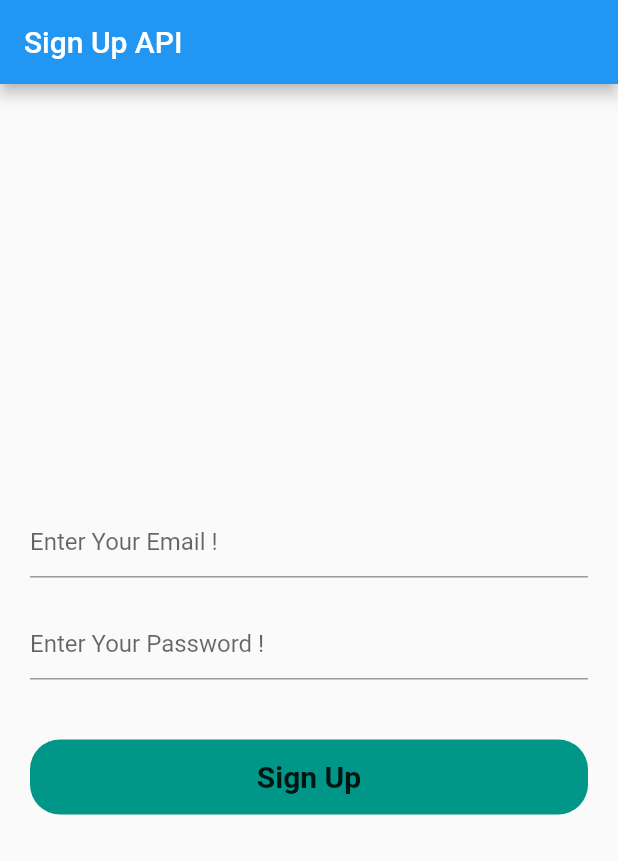
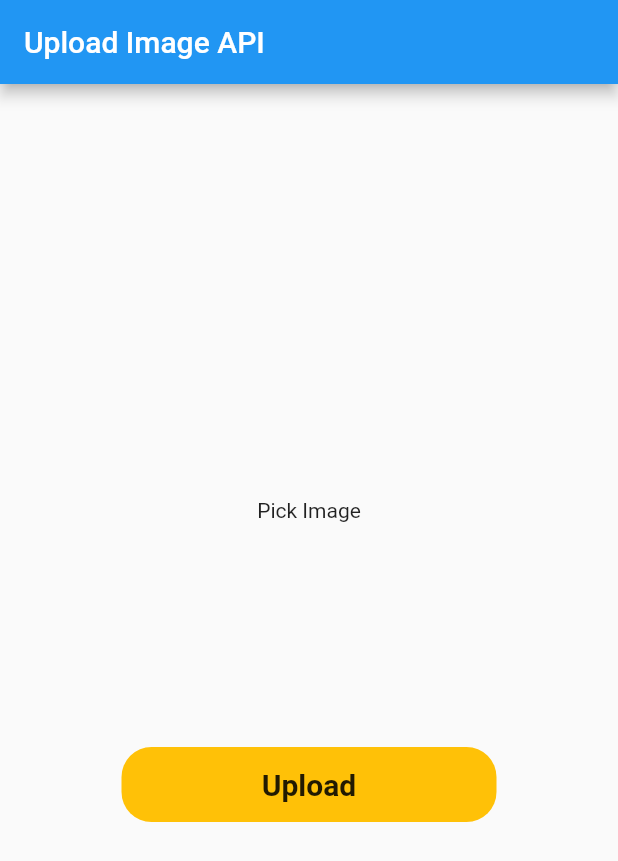
Before and after one commit to FahadMehboob/Rest-Api-Practice, a Flutter app: the screen it shows after launch, on a phone screen of 412 x 824 dp. Shown: the top 861 px of the screen. Run offline on Flutter 3.47's test engine with Material 2 defaults, Android fonts, the phone set to English and light mode, and no system bars; drawn by our look-alikes of modal_progress_hud_nsn; our stand-ins replace image_picker.

Commit message:
Upload Image API Practice

```diff
--- a/lib/main.dart
+++ b/lib/main.dart
@@ -2,6 +2,7 @@ import 'package:flutter/material.dart';
 import 'package:restapi/example_five.dart';
 import 'package:restapi/example_four.dart';
 import 'package:restapi/signup_api.dart';
+import 'package:restapi/upload_image_api.dart';
 import 'package:restapi/users_api.dart';
 
 void main() {
@@ -19,7 +20,7 @@ class MyApp extends StatelessWidget {
       theme: ThemeData(
         primarySwatch: Colors.blue,
       ),
-      home: const SignUpAPI(),
+      home: const UploadImageAPI(),
     );
   }
 }
--- /dev/null
+++ b/lib/upload_image_api.dart
@@ -0,0 +1,121 @@
+import 'dart:io';
+
+import 'package:flutter/material.dart';
+import 'package:image_picker/image_picker.dart';
+import 'package:modal_progress_hud_nsn/modal_progress_hud_nsn.dart';
+import 'package:http/http.dart' as http;
+
+class UploadImageAPI extends StatefulWidget {
+  const UploadImageAPI({super.key});
+
+  @override
+  State<UploadImageAPI> createState() => _UploadImageAPIState();
+}
+
+class _UploadImageAPIState extends State<UploadImageAPI> {
+  File? image;
+  final _picker = ImagePicker();
+  bool showspinner = false;
+
+  Future getImage() async {
+    final pickedFile =
+        await _picker.pickImage(source: ImageSource.gallery, imageQuality: 80);
+    if (pickedFile != null) {
+      image = File(pickedFile.path);
+      setState(() {});
+    } else {
+      print("No Image Selected");
+    }
+  }
+
+  Future<void> uploadImage() async {
+    setState(() {
+      showspinner = true;
+    });
+
+    var stream = http.ByteStream(image!.openRead());
+    stream.cast();
+
+    var length = await image!.length();
+
+    var uri = Uri.parse('https://fakestoreapi.com/products');
+
+    var request = http.MultipartRequest('POST', uri);
+
+    request.fields['title'] = 'This is Title ';
+
+    var multiport = http.MultipartFile('image', stream, length);
+
+    request.files.add(multiport);
+
+    var response = await request.send();
+
+    if (response.statusCode == 200) {
+      setState(() {
+        showspinner = false;
+      });
+      print("Image Upoaded");
+    } else {
+      setState(() {
+        showspinner = false;
+      });
+      print("Image Failed");
+    }
+  }
+
+  @override
+  Widget build(BuildContext context) {
+    return ModalProgressHUD(
+      inAsyncCall: showspinner,
+      child: Scaffold(
+        appBar: AppBar(
+          title: const Text("Upload Image API"),
+        ),
+        body: Column(
+          mainAxisAlignment: MainAxisAlignment.center,
+          crossAxisAlignment: CrossAxisAlignment.center,
+          children: [
+            GestureDetector(
+              onTap: () => getImage(),
+              child: Container(
+                  child: image == null
+                      ? const Center(
+                          child: Text("Pick Image"),
+                        )
+                      : Container(
+                          child: Center(
+                            child: Image.file(
+                              File(image!.path).absolute,
+                              width: 100,
+                              height: 100,
+                              fit: BoxFit.cover,
+                            ),
+                          ),
+                        )),
+            ),
+            const SizedBox(
+              height: 150,
+            ),
+            GestureDetector(
+              onTap: () {
+                uploadImage();
+              },
+              child: Container(
+                width: 250,
+                height: 50,
+                decoration: BoxDecoration(
+                    color: Colors.amber,
+                    borderRadius: BorderRadius.circular(20)),
+                child: const Center(
+                    child: Text(
+                  "Upload",
+                  style: TextStyle(fontSize: 20, fontWeight: FontWeight.bold),
+                )),
+              ),
+            ),
+          ],
+        ),
+      ),
+    );
+  }
+}
--- a/pubspec.yaml
+++ b/pubspec.yaml
@@ -37,6 +37,7 @@ dependencies:
   cupertino_icons: ^1.0.2
   http: ^0.13.6
   modal_progress_hud_nsn: ^0.4.0
+  image_picker: ^1.0.4
 
 dev_dependencies:
   flutter_test:
```
Also changed, not shown: pubspec.lock, 7 other files.
